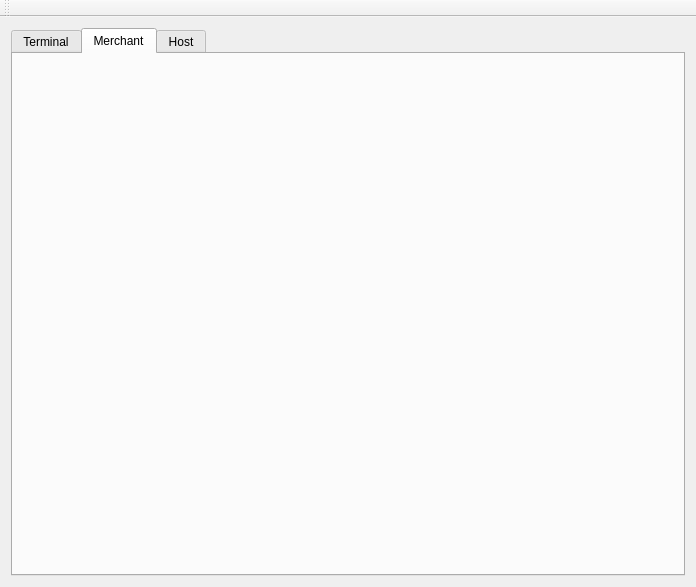
First picture: the form in terminal.ui, repository mrlzzz/uni-p5-payment-app, before the edit.
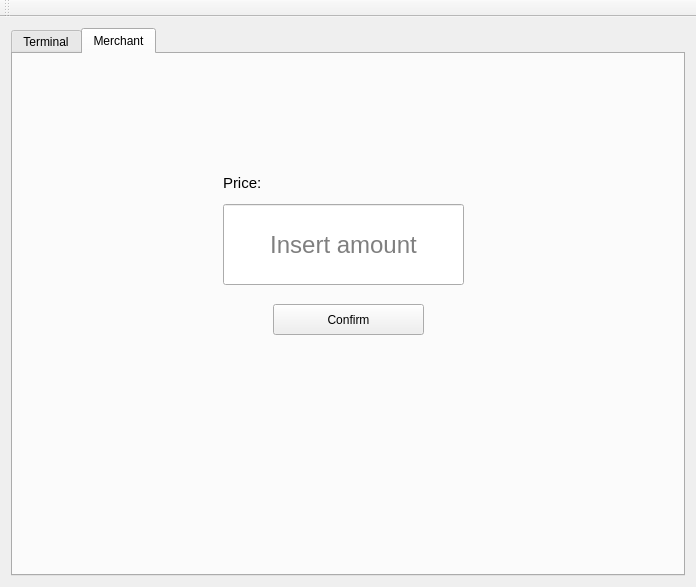
Second picture: the form after the edit. The open tabs and pages were chosen to show the change.

The edit to the form file:
```diff
--- a/terminal.ui
+++ b/terminal.ui
@@ -15,7 +15,7 @@
   </property>
   <widget class="QWidget" name="centralWidget">
    <layout class="QGridLayout" name="gridLayout">
-    <item row="0" column="0">
+    <item row="0" column="1">
      <widget class="QTabWidget" name="tabWidget">
       <property name="currentIndex">
        <number>0</number>
@@ -59,10 +59,10 @@
              </property>
             </widget>
            </item>
-           <item row="4" column="0">
-            <widget class="QPushButton" name="ButtonInit">
-             <property name="text">
-              <string>Initialize</string>
+           <item row="5" column="0">
+            <widget class="QPlainTextEdit" name="DisplayLog">
+             <property name="readOnly">
+              <bool>true</bool>
              </property>
             </widget>
            </item>
@@ -334,11 +334,116 @@
        <attribute name="title">
         <string>Merchant</string>
        </attribute>
-      </widget>
-      <widget class="QWidget" name="tab_3">
-       <attribute name="title">
-        <string>Host</string>
-       </attribute>
+       <widget class="QWidget" name="widget_3" native="true">
+        <property name="geometry">
+         <rect>
+          <x>10</x>
+          <y>10</y>
+          <width>270</width>
+          <height>481</height>
+         </rect>
+        </property>
+        <property name="sizePolicy">
+         <sizepolicy hsizetype="Maximum" vsizetype="Preferred">
+          <horstretch>0</horstretch>
+          <verstretch>0</verstretch>
+         </sizepolicy>
+        </property>
+        <layout class="QGridLayout" name="gridLayout_5">
+         <item row="0" column="0">
+          <widget class="QWidget" name="widget_7" native="true"/>
+         </item>
+        </layout>
+       </widget>
+       <widget class="QWidget" name="widget_8" native="true">
+        <property name="geometry">
+         <rect>
+          <x>210</x>
+          <y>110</y>
+          <width>252</width>
+          <height>229</height>
+         </rect>
+        </property>
+        <widget class="QLineEdit" name="DisplayMerchant">
+         <property name="geometry">
+          <rect>
+           <x>0</x>
+           <y>40</y>
+           <width>241</width>
+           <height>81</height>
+          </rect>
+         </property>
+         <property name="font">
+          <font>
+           <pointsize>18</pointsize>
+          </font>
+         </property>
+         <property name="cursor">
+          <cursorShape>ArrowCursor</cursorShape>
+         </property>
+         <property name="text">
+          <string/>
+         </property>
+         <property name="alignment">
+          <set>Qt::AlignCenter</set>
+         </property>
+         <property name="readOnly">
+          <bool>false</bool>
+         </property>
+         <property name="placeholderText">
+          <string>Insert amount</string>
+         </property>
+        </widget>
+        <widget class="QLabel" name="label_3">
+         <property name="geometry">
+          <rect>
+           <x>0</x>
+           <y>10</y>
+           <width>71</width>
+           <height>18</height>
+          </rect>
+         </property>
+         <property name="sizePolicy">
+          <sizepolicy hsizetype="Expanding" vsizetype="Minimum">
+           <horstretch>0</horstretch>
+           <verstretch>0</verstretch>
+          </sizepolicy>
+         </property>
+         <property name="font">
+          <font>
+           <family>MS Shell Dlg 2</family>
+           <pointsize>11</pointsize>
+           <weight>50</weight>
+           <bold>false</bold>
+          </font>
+         </property>
+         <property name="styleSheet">
+          <string notr="true"/>
+         </property>
+         <property name="text">
+          <string>Price:</string>
+         </property>
+        </widget>
+        <widget class="QPushButton" name="ButtonInit">
+         <property name="geometry">
+          <rect>
+           <x>50</x>
+           <y>140</y>
+           <width>151</width>
+           <height>31</height>
+          </rect>
+         </property>
+         <property name="sizePolicy">
+          <sizepolicy hsizetype="Minimum" vsizetype="Fixed">
+           <horstretch>0</horstretch>
+           <verstretch>0</verstretch>
+          </sizepolicy>
+         </property>
+         <property name="text">
+          <string>Confirm</string>
+         </property>
+        </widget>
+       </widget>
       </widget>
      </widget>
     </item>
```
Left out of the diff: 55 changed lines with no effect on the pictures.
